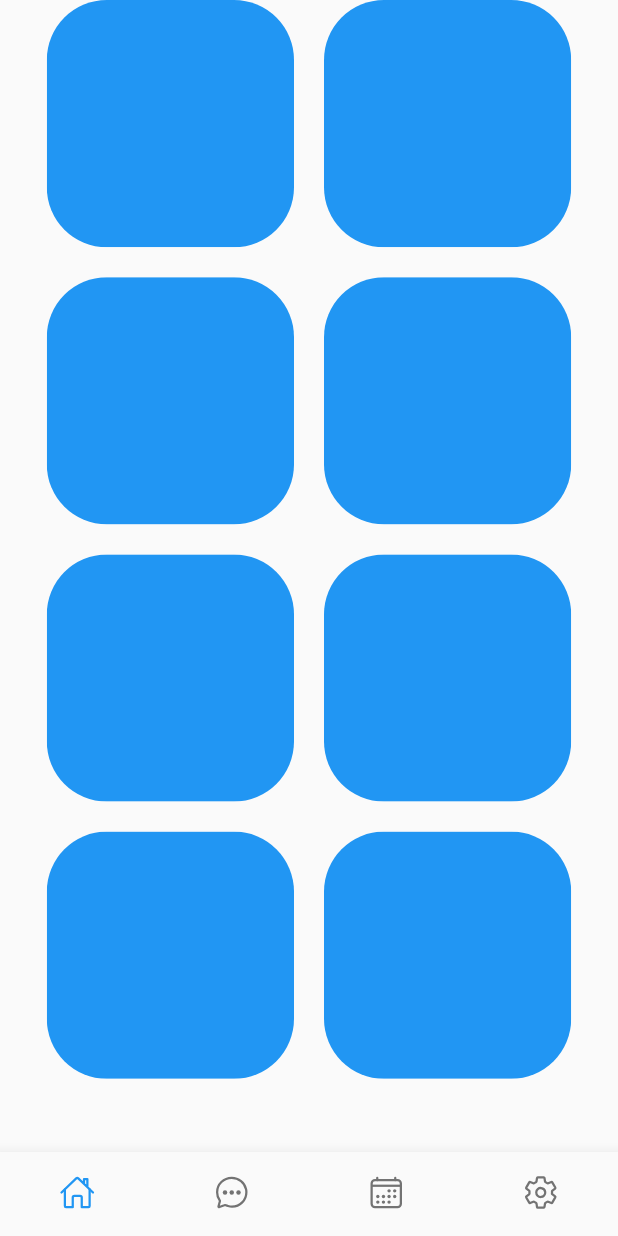
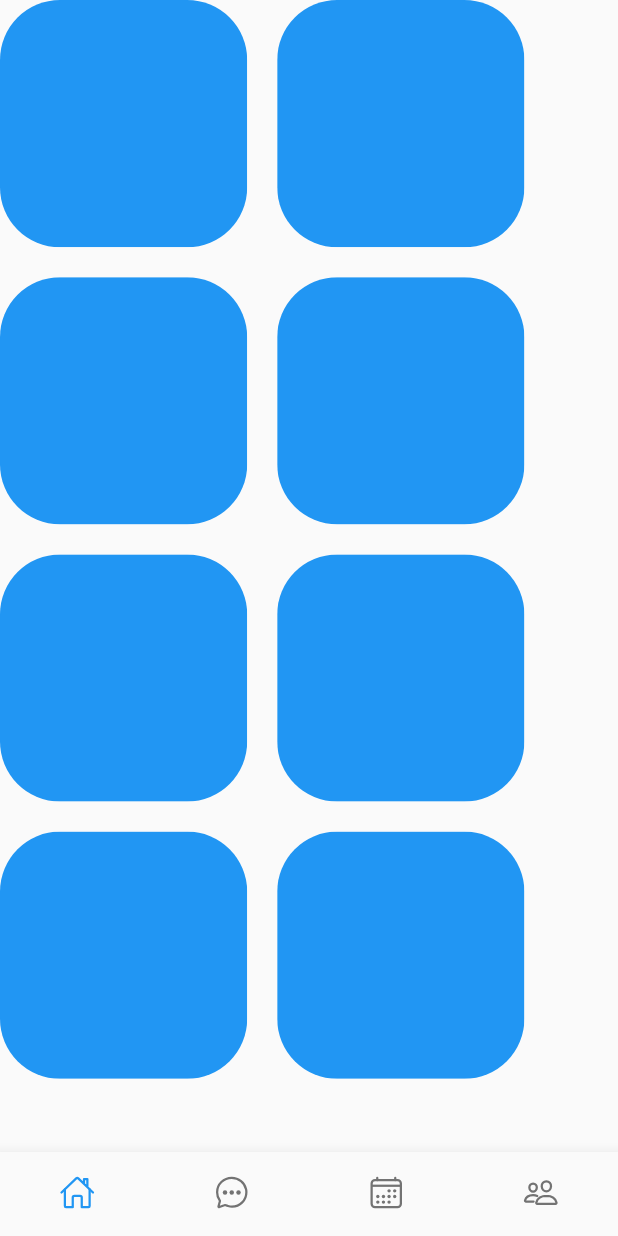
Before and after one commit to alexisngaing/ugd-d-4-hospital, a Flutter app: the HomePage screen opened directly, on a phone screen of 412 x 824 dp. Run offline on Flutter 3.47's test engine with Material 2 defaults, Android fonts, the phone set to English and light mode, and no system bars; our stand-ins replace fluttertoast, font_awesome_flutter, grouped_list, ionicons, shared_preferences; accounts and stored records are empty.

Commit message:
update tipis

```diff
--- a/lib/view/home.dart
+++ b/lib/view/home.dart
@@ -1,9 +1,11 @@
 import 'package:flutter/material.dart';
 import 'package:ionicons/ionicons.dart';
 import 'package:ugd_4_hospital/view/grid.dart';
+import 'package:ugd_4_hospital/View/profile_kelompok.dart';
+import 'package:ugd_4_hospital/View/chat.dart';
 
 class HomePage extends StatefulWidget {
-  const HomePage({super.key});
+  const HomePage({Key? key});
 
   @override
   State<HomePage> createState() => _HomePageState();
@@ -17,25 +19,6 @@ class _HomePageState extends State<HomePage> {
       _selectedIndex = index;
     });
   }
-
-  static const List<Widget> _widgetOptions = <Widget>[
-    GridWidget(),
-    Center(
-      child: Text(
-        'Index 1: Chat',
-      ),
-    ),
-    Center(
-      child: Text(
-        'Index 2: Schedule',
-      ),
-    ),
-    Center(
-      child: Text(
-        'Index 3: Settings',
-      ),
-    ),
-  ];
 
   @override
   Widget build(BuildContext context) {
@@ -52,13 +35,35 @@ class _HomePageState extends State<HomePage> {
           BottomNavigationBarItem(
               icon: Icon(Ionicons.calendar_outline), label: 'Schedule'),
           BottomNavigationBarItem(
-              icon: Icon(Ionicons.settings_outline), label: 'Settings'),
+              icon: Icon(Ionicons.people_outline), label: 'Profile'),
         ],
         currentIndex: _selectedIndex,
         onTap: _onItemTapped,
       ),
-      body: SingleChildScrollView(
-          child: Center(child: _widgetOptions.elementAt(_selectedIndex))),
+      body: _buildBody(),
     );
   }
+
+  Widget _buildBody() {
+    switch (_selectedIndex) {
+      case 0:
+        return const GridWidget();
+      case 1:
+        return const Center(
+          child: ChatPage(),
+        );
+      case 2:
+        return const Center(
+          child: Text('Index 2: Schedule'),
+        );
+      case 3:
+        return const Center(
+          child: Profile(),
+        );
+      default:
+        return const Center(
+          child: Text('Not Implemented'),
+        );
+    }
+  }
 }
```
Also changed, not shown: lib/view/login.dart (+38 -14 lines), images/Gedung RS dr_ Sardjito.jpeg (deleted), 1 other file.
